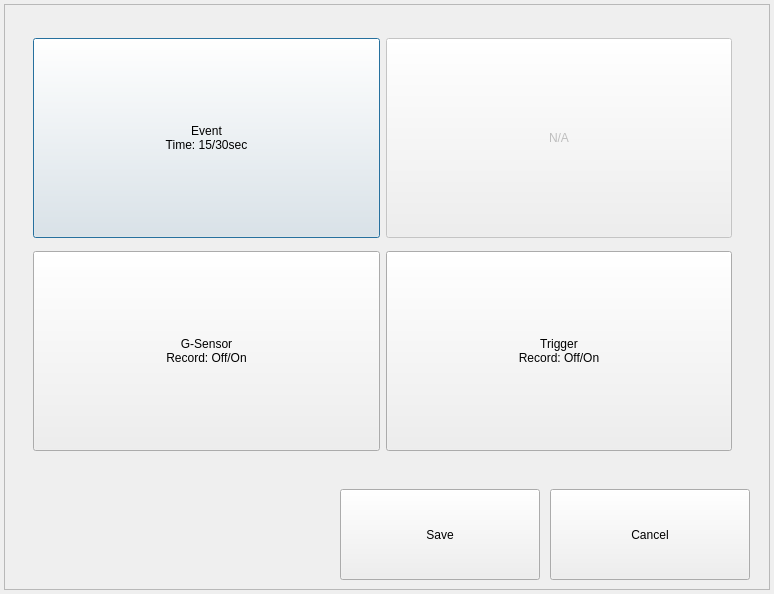
Above: gui/mainwidget/src/dvrsetup/record/event/eventdialog.ui from yjsin-emastec/neptune before the change. Below: the same form after it.
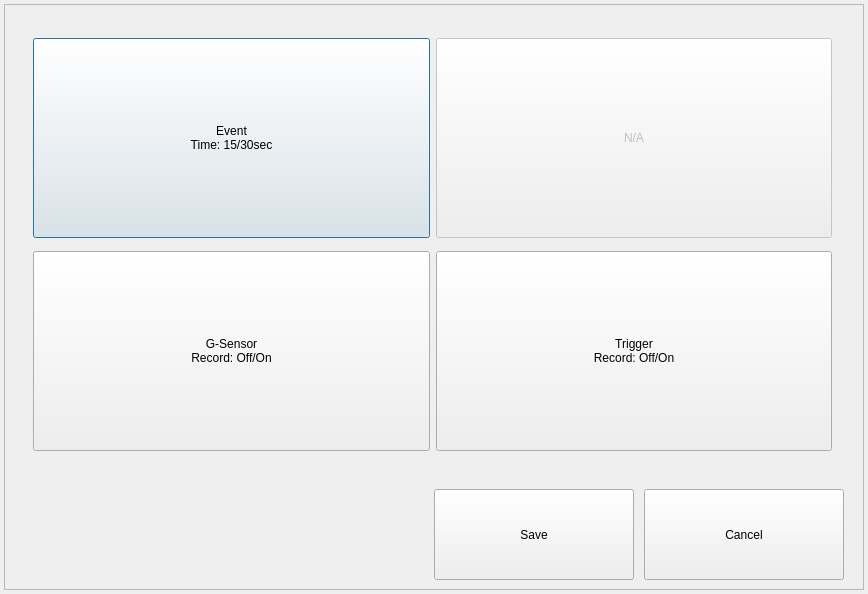
That is the form after the change.

Commit message: Edit phrase 'Event Time' -> 'Event Duration' in dvrsetup/record/eventdialog

The edit to the form file:
```diff
--- a/gui/mainwidget/src/dvrsetup/record/event/eventdialog.ui
+++ b/gui/mainwidget/src/dvrsetup/record/event/eventdialog.ui
@@ -6,7 +6,7 @@
    <rect>
     <x>0</x>
     <y>0</y>
-    <width>774</width>
+    <width>868</width>
     <height>594</height>
    </rect>
   </property>
@@ -18,7 +18,7 @@
     <rect>
      <x>22</x>
      <y>20</y>
-     <width>721</width>
+     <width>821</width>
      <height>451</height>
     </rect>
    </property>
@@ -92,7 +92,7 @@
   <widget class="QPushButton" name="buttonSave">
    <property name="geometry">
     <rect>
-     <x>340</x>
+     <x>434</x>
      <y>489</y>
      <width>200</width>
      <height>91</height>
@@ -105,7 +105,7 @@
   <widget class="QPushButton" name="buttonClose">
    <property name="geometry">
     <rect>
-     <x>550</x>
+     <x>644</x>
      <y>489</y>
      <width>200</width>
      <height>91</height>
@@ -120,7 +120,7 @@
     <rect>
      <x>4</x>
      <y>4</y>
-     <width>766</width>
+     <width>860</width>
      <height>586</height>
     </rect>
    </property>
```
The commit also changes 10 other files.
